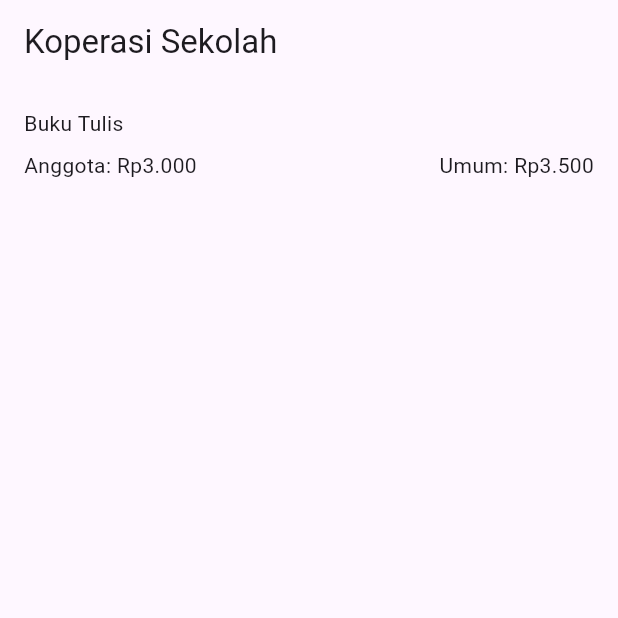
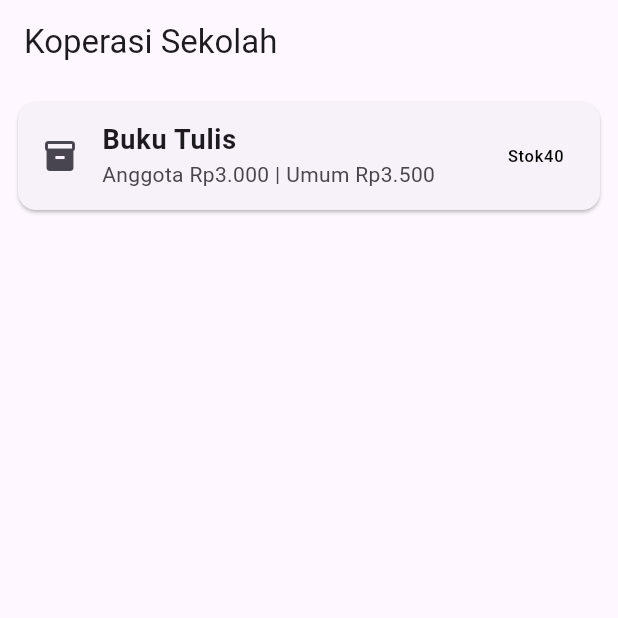
Before and after one commit to aselyarpl1-pixel/Latihan01_06, a Flutter app: the screen it shows after launch, on a phone screen of 412 x 824 dp, the top half of it. Run offline on Flutter 3.47's test engine with Material 3 defaults, Android fonts, the phone set to English and light mode, and no system bars.

Commit message:
LKM-3 kartu barang

```diff
--- a/kopsis_ui/lib/main.dart
+++ b/kopsis_ui/lib/main.dart
@@ -9,27 +9,33 @@ class MyApp extends StatelessWidget {
 
   @override
   Widget build(BuildContext context) {
+
+    //Variabel stok
+    int stok = 40;
+
     return MaterialApp(
       home: Scaffold(
-          appBar: AppBar(title: const Text('Koperasi Sekolah')),
-          body: Container(
-            padding: const EdgeInsets.all(16),
-            child: Column(
-              crossAxisAlignment: CrossAxisAlignment.start,
-              children: [
-                const Text('Buku Tulis'),
-
-                //memberi jarak antara nama barang dan harga
-                const SizedBox(height: 8),
-
-                Row(
-                  mainAxisAlignment: MainAxisAlignment.spaceBetween, //mengatur jarak harga agar tidak berdekatan
-                  children: const [
-                    Text('Anggota: Rp3.000'),
-                    Text('Umum: Rp3.500'),
-                  ],
+          appBar: AppBar(
+            title: const Text('Koperasi Sekolah')
+            ),
+          body: Card (
+            margin: const EdgeInsets.all(12),
+            child: ListTile(
+              //icon barang
+              leading: const Icon(Icons.inventory_2),
+              //menebalkan nama barang
+              title: const Text(
+                'Buku Tulis',
+                style: TextStyle(fontSize: 18, fontWeight: FontWeight.bold),
                 ),
-              ],
+              //harga anggota dan umum
+              subtitle: const Text('Anggota Rp3.000 | Umum Rp3.500'),
+              //stok barang
+              trailing: Text(
+                // ignore: prefer_interpolation_to_compose_strings
+                'Stok' + stok.toString(),
+                style: TextStyle(color: stok == 0 ? Colors.red : Colors.black),
+              ),
             ),
           ),
         ),
```
